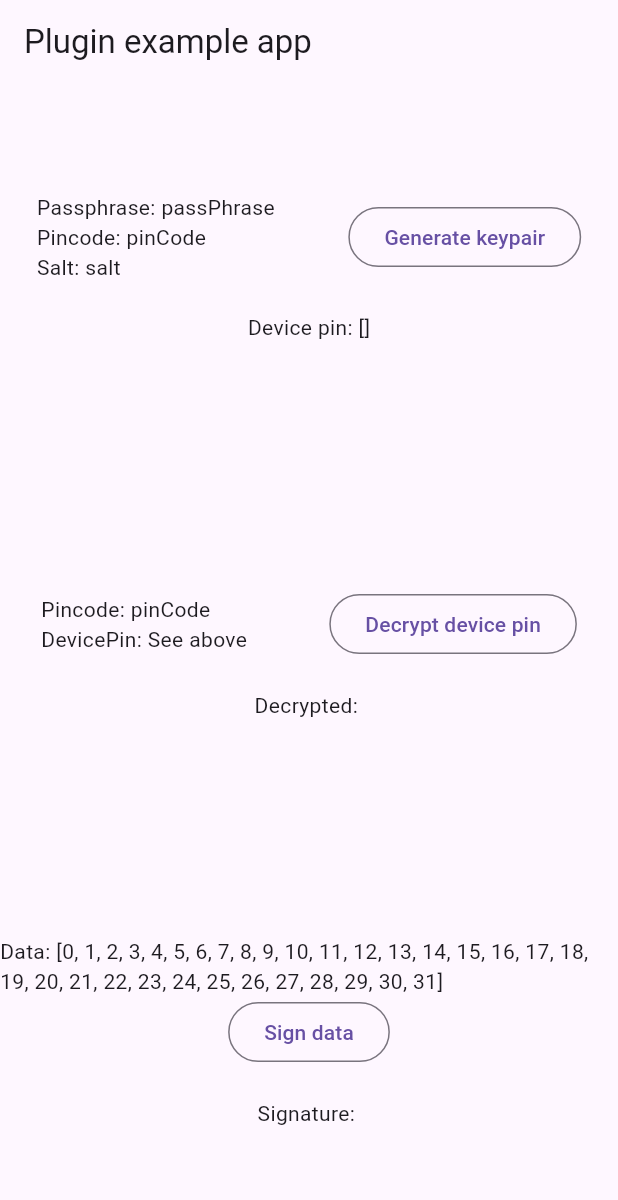
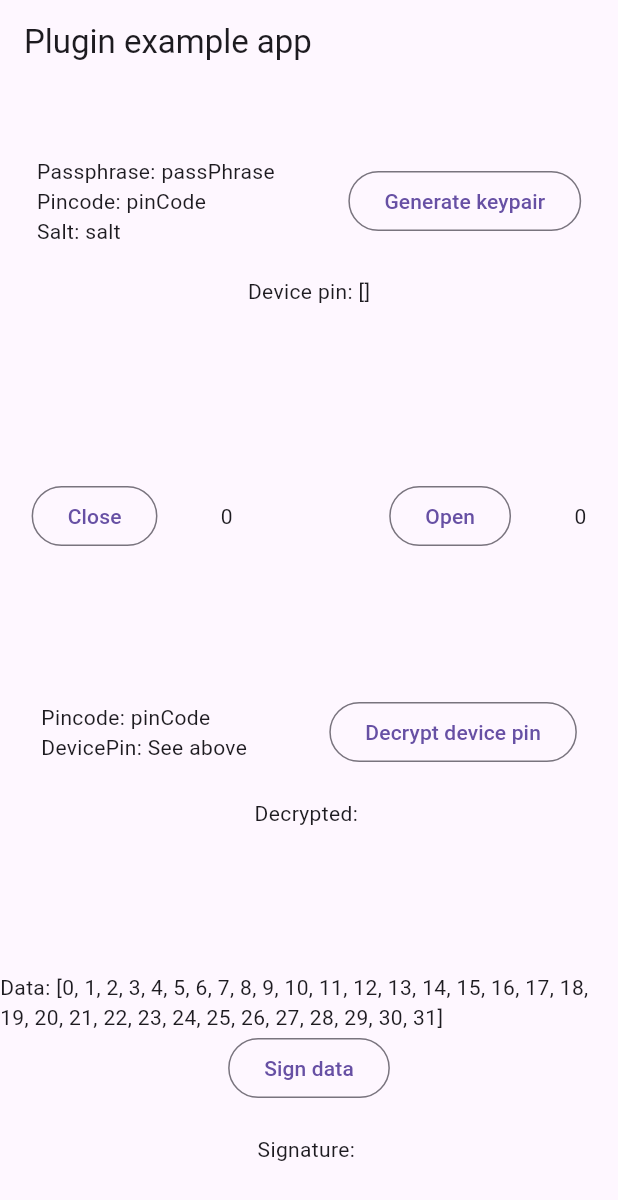
Before and after one commit to tagion/tagion_dart_api, a Flutter app: the screen it shows after launch, on a phone screen of 412 x 824 dp. Shown: the top 1200 px of the screen. Run offline on Flutter 3.47's test engine with Material 3 defaults, Android fonts, the phone set to English and light mode, and no system bars; our stand-ins replace plugin_platform_interface; missing offline and left inert: dart:ffi, dart:html; statements that could not run were skipped.

Commit message:
add close & open to example

```diff
--- a/example/lib/main.dart
+++ b/example/lib/main.dart
@@ -82,6 +82,9 @@ class _MyAppState extends State<MyApp> {
   Uint8List _devicePin = Uint8List.fromList([]);
   String decrypted = '';
   String signature = '';
+  //
+  int _openCount = 0;
+  int _closeCount = 0;
 
   @override
   void initState() {
@@ -117,6 +120,18 @@ class _MyAppState extends State<MyApp> {
         decrypted = '${e.runtimeType}: ${e.errorCode.toString()} - ${e.message}';
       });
     }
+  }
+
+  void closeVault() {
+    _secureNetVault.close();
+    _closeCount++;
+    setState(() {});
+  }
+
+  void openVault() {
+    _secureNetVault.open();
+    _openCount++;
+    setState(() {});
   }
 
   void signData() {
@@ -165,6 +180,27 @@ class _MyAppState extends State<MyApp> {
                   Row(
                     mainAxisAlignment: MainAxisAlignment.spaceAround,
                     children: [
+                      OutlinedButton(
+                        onPressed: () => closeVault(),
+                        child: const Text('Close'),
+                      ),
+                      Text('$_closeCount'),
+                      const SizedBox(width: 20),
+                      OutlinedButton(
+                        onPressed: () => openVault(),
+                        child: const Text('Open'),
+                      ),
+                      Text('$_openCount'),
+                    ],
+                  ),
+                ],
+              ),
+              Column(
+                mainAxisAlignment: MainAxisAlignment.center,
+                children: [
+                  Row(
+                    mainAxisAlignment: MainAxisAlignment.spaceAround,
+                    children: [
                       Text('Pincode: $pinCode\nDevicePin: See above'),
                       OutlinedButton(
                         onPressed: () => decryptDevicePin(),
```
